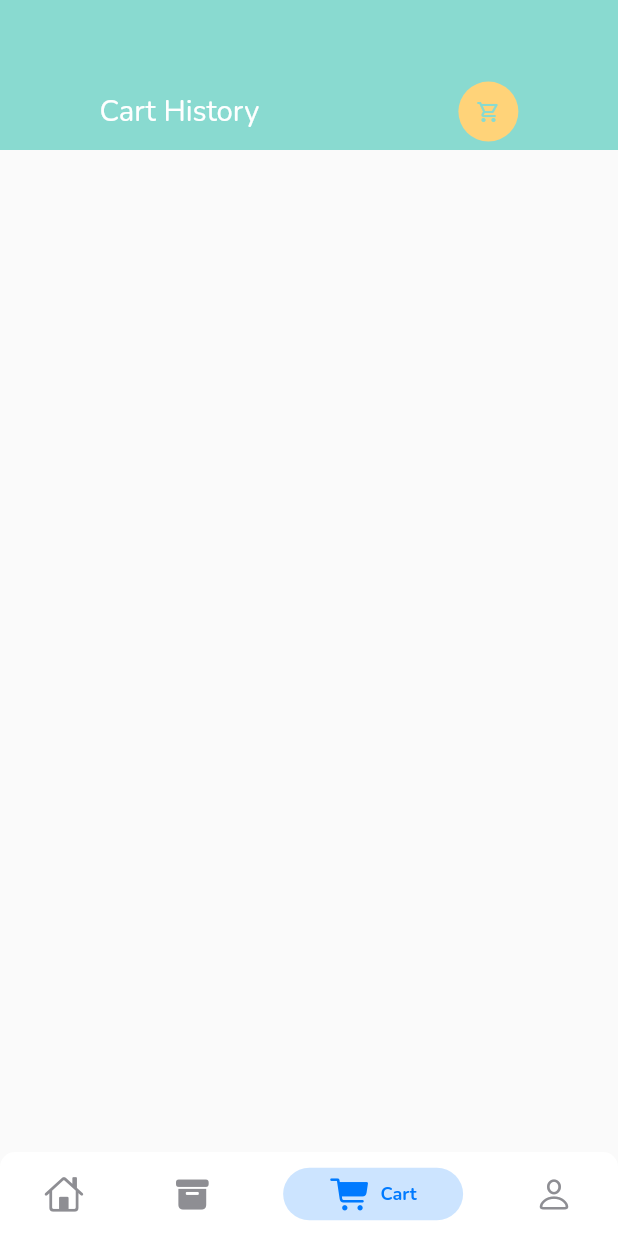
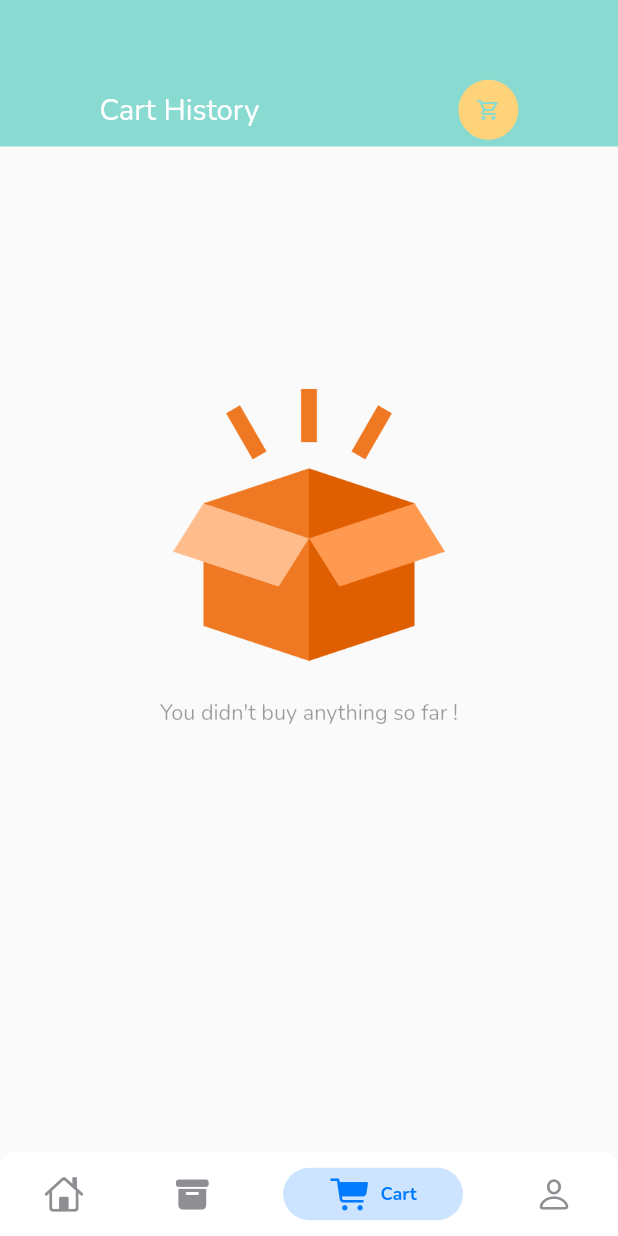
Before and after one commit to dinhkhoi-png/FlutterAppSaleFood, a Flutter app: the screen it shows after launch, item 3 of the bottom bar chosen, on a phone screen of 412 x 824 dp. Run offline on Flutter 3.47's test engine with Material 2 defaults, Android fonts, the phone set to English and light mode, and no system bars; drawn by our look-alikes of persistent_bottom_nav_bar; our stand-ins replace dots_indicator, get, shared_preferences; network calls fail.

Commit message:
conect data local

```diff
--- /dev/null
+++ b/lib/base/no_data_page.dart
@@ -0,0 +1,32 @@
+import 'package:flutter/material.dart';
+import 'package:flutter_app_sale/widgets/big_text.dart';
+
+class NoDataPage extends StatelessWidget {
+  final String text;
+  final String imgPath;
+  const NoDataPage({Key? key, required this.text , this.imgPath="assets/image/empty_cart2.png"}) : super(key: key);
+
+  @override
+  Widget build(BuildContext context) {
+    return Column(
+      mainAxisAlignment: MainAxisAlignment.center,
+      crossAxisAlignment: CrossAxisAlignment.stretch,
+      children: [
+        Image.asset(
+          imgPath,
+          height: MediaQuery.of(context).size.height*0.22,
+          width: MediaQuery.of(context).size.width*0.22,
+        ),
+        SizedBox(height:  MediaQuery.of(context).size.height*0.03,),
+        Text(
+          text,
+          style: TextStyle(
+            fontSize: MediaQuery.of(context).size.height*0.0175,
+            color: Theme.of(context).disabledColor
+          ),
+          textAlign: TextAlign.center,
+        )
+      ],
+    );
+  }
+}
--- a/lib/data/controller/popular_product_controller.dart
+++ b/lib/data/controller/popular_product_controller.dart
@@ -37,6 +37,7 @@ class PopularProductController extends GetxController {
 
       _isLoaded = true;
       update();
+
     } else {
 
     }
--- a/lib/data/repository/popular_product_repo.dart
+++ b/lib/data/repository/popular_product_repo.dart
@@ -1,6 +1,7 @@
 import 'package:flutter_app_sale/data/api/api_client.dart';
+import 'package:flutter_app_sale/utils/app_constants.dart';
 import 'package:get/get.dart';
-import 'package:get/get_state_manager/src/rx_flutter/rx_disposable.dart';
+
 
 class PopularProductRepo extends GetxService{
   final ApiClient apiClient;
@@ -8,6 +9,6 @@ class PopularProductRepo extends GetxService{
   PopularProductRepo({ required this.apiClient});
 
   Future<Response>  getPopularProductList() async{
-    return await apiClient.getData("/api/v1/products/popular");
+    return await apiClient.getData(AppConstants.POPULAR_PRODUCT_URI);
   }
 }
--- a/lib/data/repository/recommended_product_repo.dart
+++ b/lib/data/repository/recommended_product_repo.dart
@@ -9,6 +9,7 @@ class RecommendedProductRepo extends GetxService{
   RecommendedProductRepo({ required this.apiClient});
 
   Future<Response>  getRecommendedProductList() async{
+
     return await apiClient.getData(AppConstants.RECOMMENED_PRODUCT_URI);
   }
 }
--- a/lib/pages/cart/cart_history.dart
+++ b/lib/pages/cart/cart_history.dart
@@ -1,5 +1,9 @@
+import 'dart:convert';
+
 import 'package:flutter/material.dart';
+import 'package:flutter_app_sale/base/no_data_page.dart';
 import 'package:flutter_app_sale/data/controller/cart_controller.dart';
+import 'package:flutter_app_sale/routes/route_helper.dart';
 import 'package:flutter_app_sale/utils/app_constants.dart';
 import 'package:flutter_app_sale/utils/colors.dart';
 import 'package:flutter_app_sale/utils/dimensions.dart';
@@ -9,13 +13,16 @@ import 'package:flutter_app_sale/widgets/small_text.dart';
 import 'package:get/get.dart';
 import 'package:get/get_core/src/get_main.dart';
 import 'package:intl/intl.dart';
+
+import '../../models/cart_model.dart';
 class CartHistory extends StatelessWidget {
   const CartHistory({Key? key}) : super(key: key);
 
 
   @override
   Widget build(BuildContext context) {
-    var getCartHistoryList = Get.find<CartController>().getCartHistoryList();
+    var getCartHistoryList = Get.find<CartController>().
+    getCartHistoryList().reversed.toList();
     Map<String, int> cartItemsPerOrder = Map();
     for(int i=0 ; i < getCartHistoryList.length ; i++){
       if(cartItemsPerOrder.containsKey(getCartHistoryList[i].time)){
@@ -24,20 +31,37 @@ class CartHistory extends StatelessWidget {
         cartItemsPerOrder.putIfAbsent(getCartHistoryList[i].time!,()=>1);
       }
     }
-    List<int> cartOrderTimeToList(){
+    List<int> cartItemsOrderTimeToList(){
       return cartItemsPerOrder.entries.map((e)=> e.value).toList();
+    }
+    List<String> cartOrderTimeToList(){
+      return cartItemsPerOrder.entries.map((e)=>e.key).toList();
     }
 
 
-    List<int> itemsPerOrder =  cartOrderTimeToList();
+    List<int> itemsPerOrder =  cartItemsOrderTimeToList();
 
     var listCouter = 0;
+    Widget timeWidget(int index){
+      var outputDate = DateTime.now().toString();
+
+      if( index < getCartHistoryList.length){
+        DateTime parseDate = DateFormat("yyyy-MM-dd HH:mm:ss")
+            .parse(getCartHistoryList[listCouter].time!);
+        var inputDate =DateTime.parse(parseDate.toString());
+        var outputFormat = DateFormat("MM/dd/yyyy hh:mm a");
+        var outputDate = outputFormat.format(inputDate);
+
+      }
+      return BigText(text: outputDate,);
+    }
+
     return Scaffold(
 
       body: Column(
         children: [
           Container(
-            height: 100,
+            height: Dimensions.height20*5,
             color: AppColors.mainColor,
             width: double.maxFinite,
             padding: EdgeInsets.only(top: Dimensions.height50),
@@ -52,7 +76,8 @@ class CartHistory extends StatelessWidget {
               ],
             ),
           ),
-          Expanded(
+          GetBuilder<CartController>(builder: (_cartController){
+            return _cartController.getCartHistoryList().length>0?Expanded(
               child: Container(
                 margin: EdgeInsets.only(
                   top: Dimensions.height20,
@@ -66,20 +91,12 @@ class CartHistory extends StatelessWidget {
                       children: [
                         for(int i=0; i<itemsPerOrder.length; i++)
                           Container(
-                          height: 120,
+                            height: Dimensions.height20*6 ,
                             margin : EdgeInsets.only(bottom: Dimensions.height20),
                             child: Column(
                               crossAxisAlignment: CrossAxisAlignment.start,
                               children: [
-                              ((){
-                                DateTime parseDate = DateFormat("yyyy-MM-dd HH:mm:ss")
-                                    .parse(getCartHistoryList[listCouter].time!);
-
-                                var inputDate =DateTime.parse(parseDate.toString());
-                                var outputFormat = DateFormat("MM/dd/yyyy hh:mm a");
-                                var ouputDate = outputFormat.format(inputDate);
-                                return BigText(text: ouputDate,);
-                              }()),
+                                timeWidget(listCouter),
                                 SizedBox(height: Dimensions.height10,),
                                 Row(
                                   mainAxisAlignment: MainAxisAlignment.spaceBetween,
@@ -91,8 +108,8 @@ class CartHistory extends StatelessWidget {
                                             listCouter++;
                                           }
                                           return index <= 2?Container(
-                                          height: 80,
-                                          width: 80,
+                                            height: Dimensions.height20*4,
+                                            width: Dimensions.height20*4,
                                             margin: EdgeInsets.only(right: Dimensions.width20/4),
                                             decoration: BoxDecoration(
                                                 borderRadius: BorderRadius.circular(Dimensions.radius20/2),
@@ -111,15 +128,29 @@ class CartHistory extends StatelessWidget {
                                         })
                                     ),
                                     Container(
-                                    height: 80,
+                                      height: Dimensions.height20*4,
                                       child: Column(
                                         mainAxisAlignment: MainAxisAlignment.spaceEvenly ,
                                         crossAxisAlignment: CrossAxisAlignment.end,
                                         children: [
                                           SmallText(text: "Total"),
                                           BigText(text:itemsPerOrder[i].toString()+" Items",color: AppColors.titleColor,),
-
-                                        Container(
+                                          GestureDetector(
+                                            onTap: (){
+                                              var orderTime = cartOrderTimeToList();
+                                              Map<int , CartModel> moreOrder={};
+                                              for(int j=0;j<getCartHistoryList.length;j++){
+                                                if(getCartHistoryList[j].time== orderTime[i]){
+                                                  moreOrder.putIfAbsent(getCartHistoryList[j].id!, () =>
+                                                      CartModel.fromJson(jsonDecode(jsonEncode(getCartHistoryList[j])))
+                                                  );
+                                                }
+                                              }
+                                              Get.find<CartController>().setItems = moreOrder;
+                                              Get.find<CartController>().addToCartList();
+                                              Get.toNamed(RouteHelper.getCartPage());
+                                            },
+                                            child: Container(
                                               padding: EdgeInsets.symmetric(horizontal: Dimensions.width10,
                                                 vertical: Dimensions.height10/2,
                                               ),
@@ -129,6 +160,7 @@ class CartHistory extends StatelessWidget {
 
                                               ),
                                               child: SmallText(text:"one more",color: AppColors.mainColor,),
+                                            ),
                                           )
                                         ],
                                       ),
@@ -143,7 +175,11 @@ class CartHistory extends StatelessWidget {
                     )
                 ),
               ),
-          )
+            ):
+            Container(
+              height: MediaQuery.of(context).size.height/1.5,
+                child:const Center(child: NoDataPage(text: "You didn't buy anything so far !",imgPath: "assets/image/empty_box.png",)));
+          })
         ],
       ),
     );
--- a/lib/pages/home/home_page.dart
+++ b/lib/pages/home/home_page.dart
@@ -1,5 +1,7 @@
 import 'package:flutter/cupertino.dart';
 import 'package:flutter/material.dart';
+import 'package:flutter_app_sale/pages/account/account_page.dart';
+import 'package:flutter_app_sale/pages/auth/sign_up_page.dart';
 import 'package:flutter_app_sale/pages/cart/cart_history.dart';
 import 'package:flutter_app_sale/pages/home/home_food_page.dart';
 import 'package:flutter_app_sale/utils/colors.dart';
@@ -16,9 +18,9 @@ class _HomePageState extends State<HomePage> {
   late PersistentTabController _controller;
   List pages = [
     HomeFoodPage(),
-    Container(child: Center( child: Text("Next Page"))),
+    SignUpPage(),
     CartHistory(),
-    Container(child: Center( child: Text("Next next next Page"))),
+    AccountPage(),
 
   ];
   void onTapNav(int index){
@@ -35,9 +37,9 @@ class _HomePageState extends State<HomePage> {
   List<Widget> _buildScreens() {
     return [
       HomeFoodPage(),
-      Container(child: Center( child: Text("Next Page"))),
+      SignUpPage(),
       CartHistory(),
-      Container(child: Center( child: Text("Next next next Page"))),
+      AccountPage(),
     ];
   }
   List<PersistentBottomNavBarItem> _navBarsItems() {
--- a/lib/utils/app_constants.dart
+++ b/lib/utils/app_constants.dart
@@ -2,9 +2,10 @@ class AppConstants{
   static const String APP_NAME = "DBFood";
   static const int APP_VERSION = 1;
 
-  static const String BASE_URL = "http://mvs.bslmeiyu.com";
-  static const String POPULAR_PRODUCT_URL = "/api/v1/products/popular";
+  static const String BASE_URL = "http://10.0.2.2:8000";
+  static const String POPULAR_PRODUCT_URI = "/api/v1/products/popular";
   static const String RECOMMENED_PRODUCT_URI = "/api/v1/products/recommended";
+  static const String DRINKS_URI = "/api/v1/products/drinks";
   static const String UPLOAD_URL ="/uploads/";
 
 
```
Also changed, not shown: lib/data/controller/cart_controller.dart (+12 -2 lines), lib/data/repository/cart_repo.dart (+6 -3 lines), lib/pages/account/account_page.dart (added, +100 -0 lines), lib/pages/auth/sign_up_page.dart (added, +73 -0 lines), lib/pages/cart/cart_page.dart (+12 -3 lines), lib/pages/home/home_food_page.dart (+10 -4 lines), lib/widgets/account_widget.dart (added, +38 -0 lines), assets/image/empty_cart2.png (added), assets/image/nuoc-chanh-104485.jpg (added), 1 other file. Lines whose indentation alone changed are shown as unchanged.
